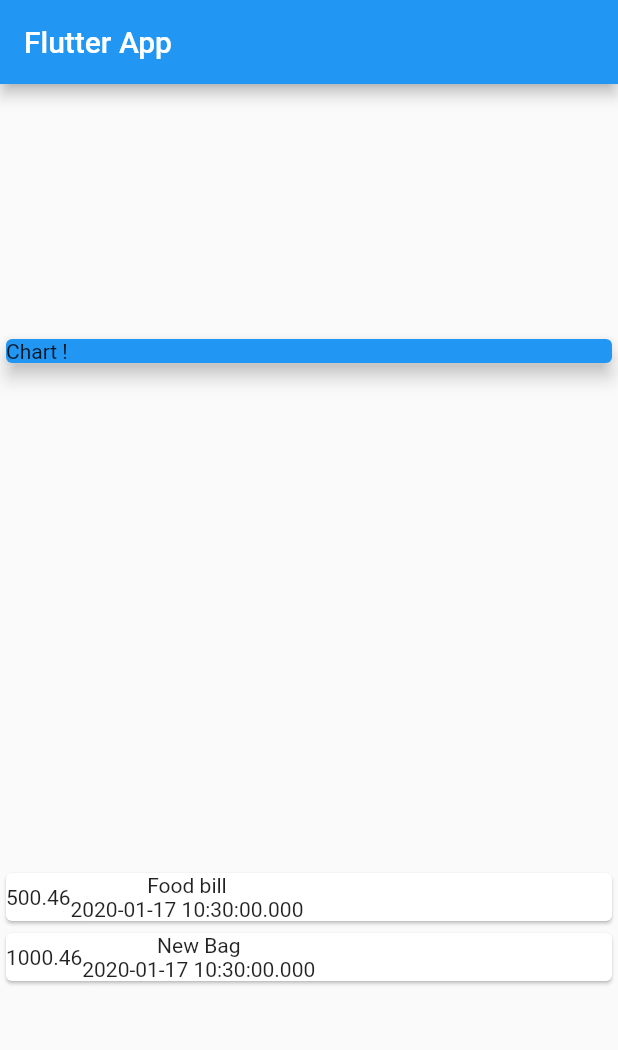
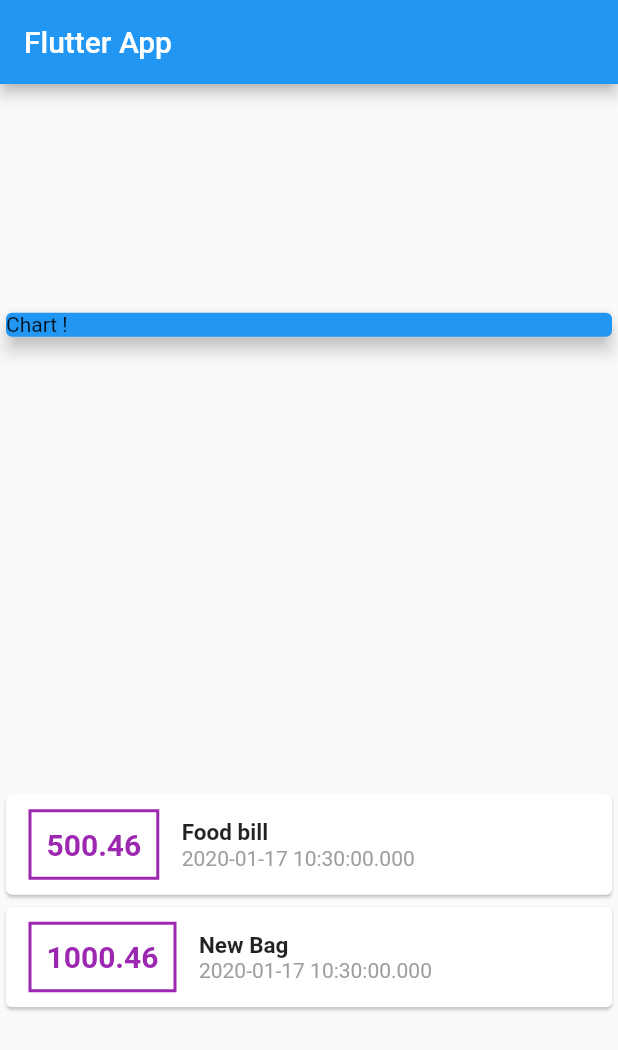
Before and after one commit to bhavikvashi1804/Expense-manager, a Flutter app: the screen it shows after launch, on a phone screen of 412 x 824 dp. Shown: the top 1050 px of the screen. Run offline on Flutter 3.47's test engine with Material 2 defaults, Android fonts, the phone set to English and light mode, and no system bars.

Commit message:
Style transaction

```diff
--- a/lib/main.dart
+++ b/lib/main.dart
@@ -46,11 +46,17 @@ class MyHomePage extends StatelessWidget {
                 return Card(
                   child: Row(
                     children: <Widget>[
-                      Text(transaction.amount.toString()),
+                      Container(
+                        margin: EdgeInsets.symmetric(horizontal: 15,vertical: 10),
+                        padding: EdgeInsets.all(10),
+                        child: Text(transaction.amount.toString(),style: TextStyle(color:Colors.purple,fontWeight: FontWeight.bold,fontSize: 20),),
+                        decoration: BoxDecoration(border: Border.all(color: Colors.purple,width: 2,)),
+                      ),
                       Column(
+                        crossAxisAlignment: CrossAxisAlignment.start,
                         children: <Widget>[
-                          Text(transaction.title),
-                          Text(transaction.date.toString()),
+                          Text(transaction.title,style: TextStyle(fontSize: 15,fontWeight: FontWeight.bold),),
+                          Text(transaction.date.toString(),style: TextStyle(color: Colors.grey),),
                         ],
                       ),
                     ],
```
